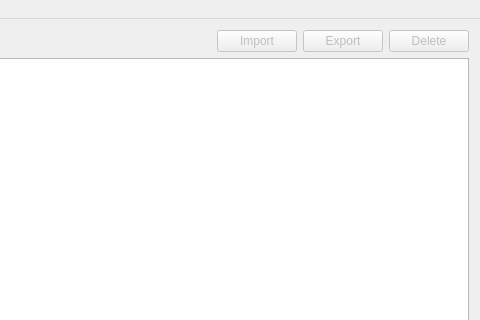
First picture: the form in src/mainwindow/mainwindow.ui, repository partition-safe/partition-safe, before the edit; both pictures show x 309 to 789 and y 0 to 320 of the 789 by 550 pixel window.
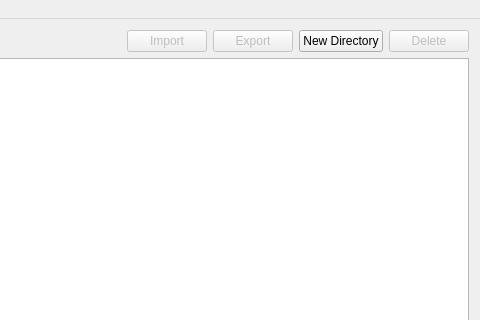
Second picture: the form after the edit.

Commit message: #43 addd check for <> characters. (no new directory will be created yet)

The edit to the form file:
```diff
--- a/src/mainwindow/mainwindow.ui
+++ b/src/mainwindow/mainwindow.ui
@@ -157,6 +157,13 @@
         </property>
        </widget>
       </item>
+      <item>
+       <widget class="QPushButton" name="buttonNewDirectory">
+        <property name="text">
+         <string>New Directory</string>
+        </property>
+       </widget>
+      </item>
       <item>
        <widget class="QPushButton" name="buttonDelete">
         <property name="enabled">
```
The commit also changes 8 other files.
